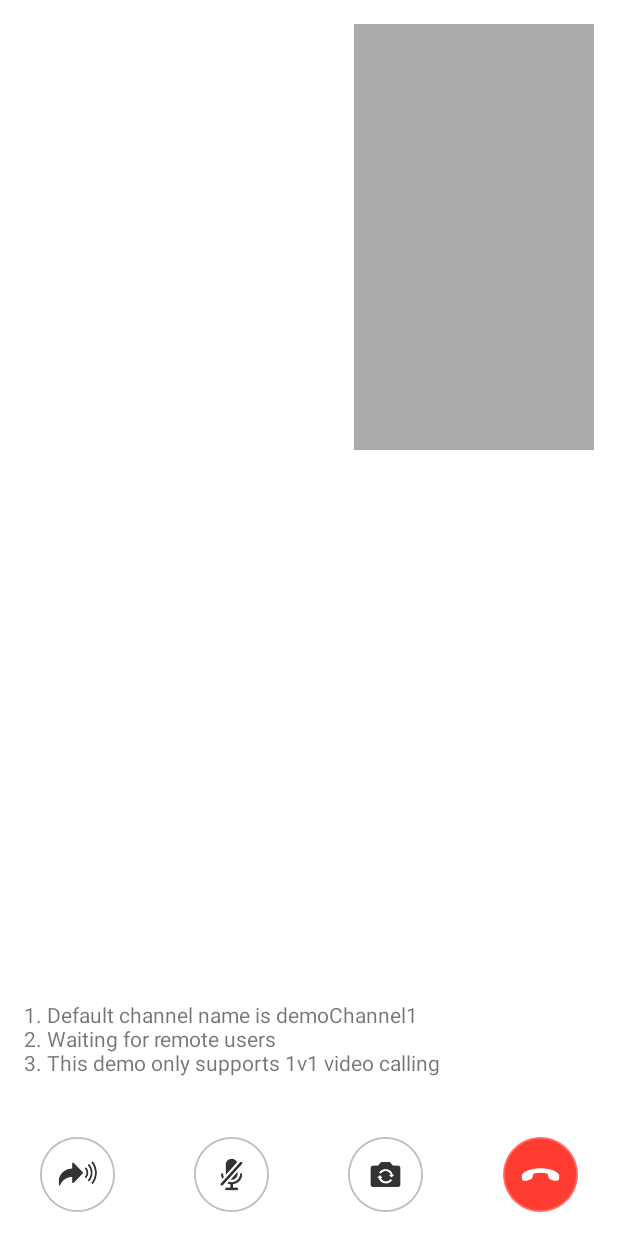
After one commit to kryptorado/dineShareAndroid, an Android app: the layout activity_video_chat.xml on its own in the app's theme, with its tools: preview values and no code run, on a phone screen of 412 x 824 dp. The commit adds this screen. Run offline under Robolectric (Android 15) with nearby library versions, the phone set to English and light mode, and no system bars.

Commit message:
add video call activity

```diff
--- a/app/build.gradle
+++ b/app/build.gradle
@@ -53,6 +53,9 @@ dependencies {
     implementation "androidx.lifecycle:lifecycle-runtime-ktx:2.5.0-alpha01"
     implementation("org.jetbrains.kotlinx:kotlinx-coroutines-android:1.6.0")
 
+    // Agora Video Call
+    implementation 'io.agora.rtc:full-sdk:2.4.1'
+
     implementation 'androidx.core:core-ktx:1.7.0'
     implementation 'androidx.appcompat:appcompat:1.4.1'
     implementation 'com.google.android.material:material:1.5.0'
--- a/app/src/main/java/com/example/dineshareandroid/EmailConfirmationActivity.kt
+++ b/app/src/main/java/com/example/dineshareandroid/EmailConfirmationActivity.kt
@@ -66,10 +66,14 @@ class EmailConfirmationActivity : AppCompatActivity() {
     }
 
     private fun writeUserToDB() {
+        val interests = mutableListOf<Int>()
+        interests.addAll(mutableListOf(1, 2, 3)) // TODO: don't hardcode all the interests
+
         val user = User.builder()
             .id(Amplify.Auth.currentUser.userId)
             .firstName("sampleFirstName") // TODO: Replace with values from form
             .lastName("sampleLastName") // TODO: Replace with values from form
+            .interests(interests)
             .email(getEmail())
             .build()
 
--- a/app/src/main/java/com/example/dineshareandroid/LoggedInActivity.kt
+++ b/app/src/main/java/com/example/dineshareandroid/LoggedInActivity.kt
@@ -30,6 +30,10 @@ class LoggedInActivity : AppCompatActivity() {
         logged_in_button_interests.setOnClickListener {
             startActivity(Intent(this, InterestsActivity::class.java))
         }
+
+        logged_in_button_video_call.setOnClickListener{
+            startActivity(Intent(this, VideoChatActivity::class.java))
+        }
     }
 
     private fun onLoginError(error: AuthException) {
--- /dev/null
+++ b/app/src/main/res/layout/activity_video_chat.xml
@@ -0,0 +1,85 @@
+<?xml version="1.0" encoding="UTF-8"?>
+<RelativeLayout xmlns:android="http://schemas.android.com/apk/res/android"
+    xmlns:tools="http://schemas.android.com/tools"
+    android:id="@+id/activity_video_chat_view"
+    android:layout_width="match_parent"
+    android:layout_height="match_parent"
+    tools:context=".VideoChatViewActivity">
+
+    <FrameLayout
+        android:id="@+id/remote_video_view_container"
+        android:layout_width="match_parent"
+        android:layout_height="match_parent"
+        android:background="@android:color/white" />
+
+    <FrameLayout
+        android:id="@+id/local_video_view_container"
+        android:layout_width="160dp"
+        android:layout_height="284dp"
+        android:layout_alignParentEnd="true"
+        android:layout_alignParentRight="true"
+        android:layout_alignParentTop="true"
+        android:layout_marginEnd="@dimen/activity_horizontal_margin"
+        android:layout_marginRight="@dimen/activity_horizontal_margin"
+        android:layout_marginTop="@dimen/activity_vertical_margin"
+        android:background="@android:color/darker_gray" />
+
+    <LinearLayout
+        android:layout_width="match_parent"
+        android:layout_height="wrap_content"
+        android:layout_alignParentBottom="true"
+        android:layout_marginBottom="@dimen/activity_vertical_margin"
+        android:orientation="vertical">
+
+        <TextView
+            android:id="@+id/quick_tips_when_use_agora_sdk"
+            android:layout_width="match_parent"
+            android:layout_height="wrap_content"
+            android:layout_marginBottom="40dp"
+            android:layout_marginLeft="@dimen/activity_horizontal_margin"
+            android:layout_marginStart="@dimen/activity_horizontal_margin"
+            android:gravity="center_vertical|start"
+            android:text="1. Default channel name is demoChannel1\n2. Waiting for remote users\n3. This demo only supports 1v1 video calling" />
+
+        <LinearLayout
+            android:layout_width="match_parent"
+            android:layout_height="50dp"
+            android:orientation="horizontal">
+
+            <ImageView
+                android:layout_width="0dp"
+                android:layout_height="match_parent"
+                android:layout_weight="20"
+                android:onClick="onLocalVideoMuteClicked"
+                android:scaleType="centerInside"
+                android:src="@drawable/btn_voice" />
+
+            <ImageView
+                android:layout_width="0dp"
+                android:layout_height="match_parent"
+                android:layout_weight="20"
+                android:onClick="onLocalAudioMuteClicked"
+                android:scaleType="centerInside"
+                android:src="@drawable/btn_mute" />
+
+            <ImageView
+                android:layout_width="0dp"
+                android:layout_height="match_parent"
+                android:layout_weight="20"
+                android:onClick="onSwitchCameraClicked"
+                android:scaleType="centerInside"
+                android:src="@drawable/btn_switch_camera" />
+
+            <ImageView
+                android:layout_width="0dp"
+                android:layout_height="match_parent"
+                android:layout_weight="20"
+                android:onClick="onEncCallClicked"
+                android:scaleType="centerInside"
+                android:src="@drawable/btn_end_call" />
+
+        </LinearLayout>
+
+    </LinearLayout>
+
+</RelativeLayout>
--- a/app/src/main/res/values/colors.xml
+++ b/app/src/main/res/values/colors.xml
@@ -7,4 +7,7 @@
     <color name="teal_700">#FF018786</color>
     <color name="black">#FF000000</color>
     <color name="white">#FFFFFFFF</color>
+    <color name="colorPrimary">#3F51B5</color>
+    <color name="colorPrimaryDark">#303F9F</color>
+    <color name="colorAccent">#FF4081</color>
 </resources>
--- /dev/null
+++ b/app/src/main/res/values/dimens.xml
@@ -0,0 +1,5 @@
+<resources>
+    <!-- Default screen margins, per the Android Design guidelines. -->
+    <dimen name="activity_horizontal_margin">16dp</dimen>
+    <dimen name="activity_vertical_margin">16dp</dimen>
+</resources>
```
Also changed, not shown: app/src/main/AndroidManifest.xml (+9 -0 lines), app/src/main/java/com/example/dineshareandroid/VideoChatActivity.kt (added, +316 -0 lines), app/src/main/res/layout/activity_logged_in.xml (+15 -2 lines), app/src/main/res/drawable-v24/btn_end_call.png (added), app/src/main/res/drawable-v24/btn_mute.png (added), app/src/main/res/drawable-v24/btn_switch_camera.png (added), app/src/main/res/drawable-v24/btn_video.png (added), app/src/main/res/drawable-v24/btn_voice.png (added), app/src/main/res/drawable-v24/ic_launcher.png (added).
